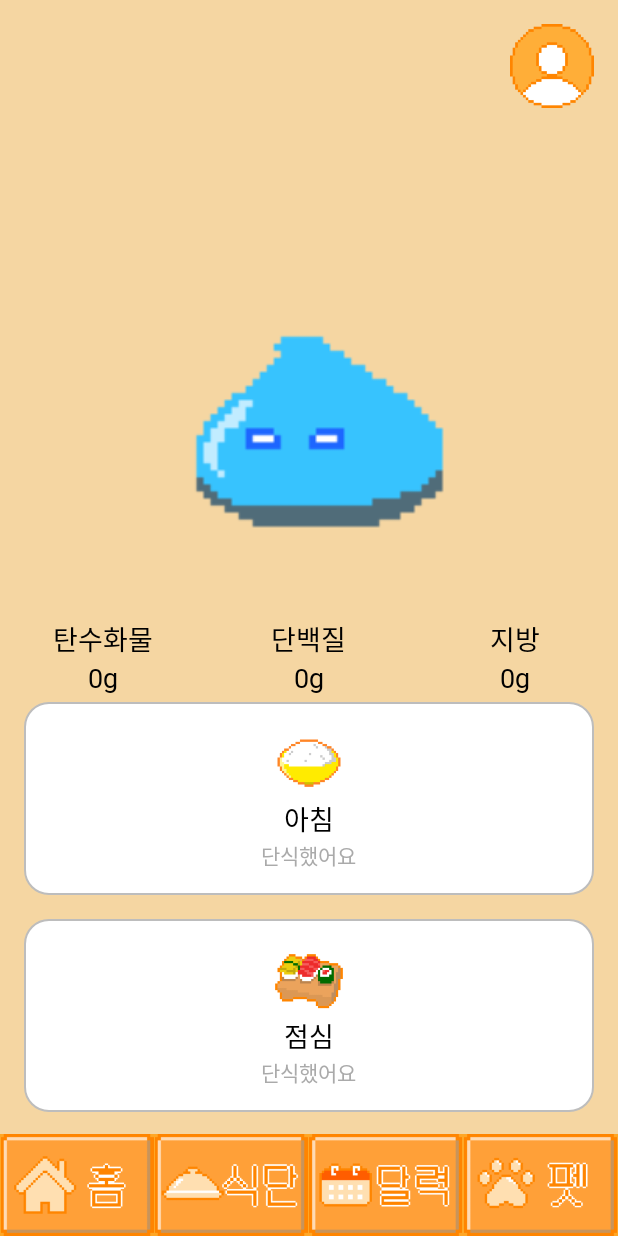
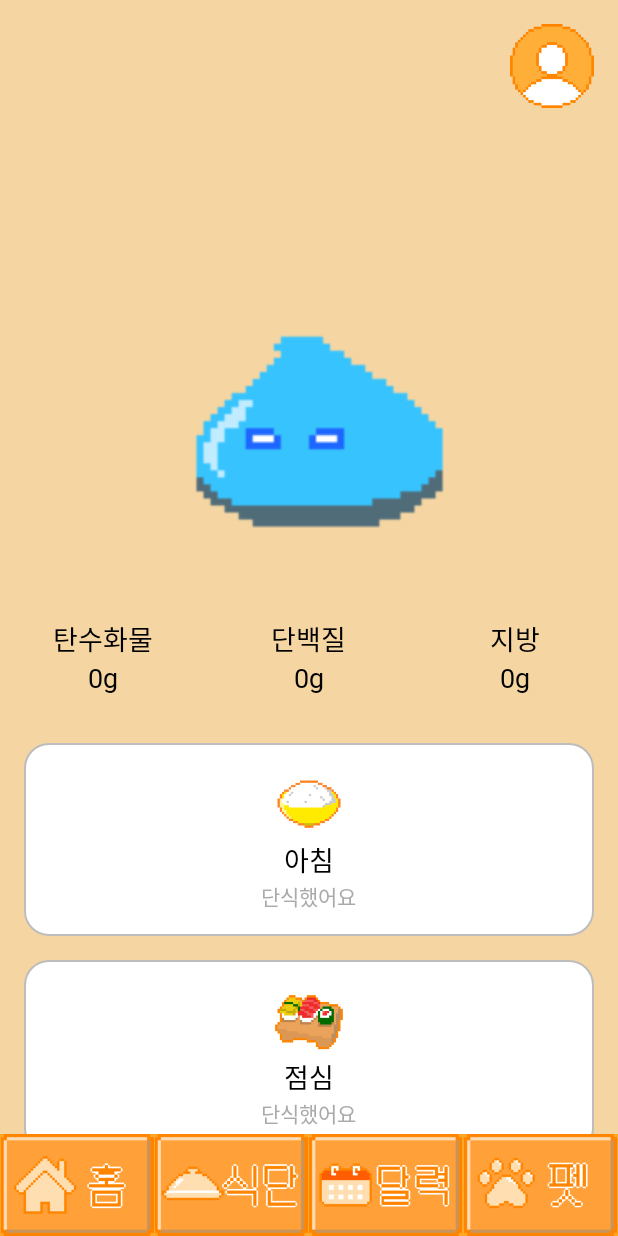
Before and after one commit to SneakySN/PetWithDietManagement, an Android app: the screen it shows after launch (MainActivity), on a phone screen of 412 x 824 dp. Run offline under Robolectric (Android 15) with nearby library versions, the phone set to English and light mode, and no system bars.

Commit message:
Main page scroll reformed

```diff
--- a/app/src/main/res/layout/activity_main.xml
+++ b/app/src/main/res/layout/activity_main.xml
@@ -38,7 +38,7 @@
         android:layout_height="wrap_content"
         android:layout_below="@id/ic_pet"
         android:orientation="horizontal"
-        android:layout_marginBottom="4dp"
+        android:layout_marginBottom="15dp"
         android:gravity="center"
         >
 
@@ -121,9 +121,7 @@
         android:layout_height="wrap_content"
         android:layout_below="@id/nutrient_info_container"
         android:layout_above="@id/bottom_menu"
-        android:paddingTop="0dp"
-        android:paddingRight="16dp"
-        android:paddingLeft="16dp"
+        android:padding="16dp"
         android:clipToPadding="false">
 
         <LinearLayout
```
